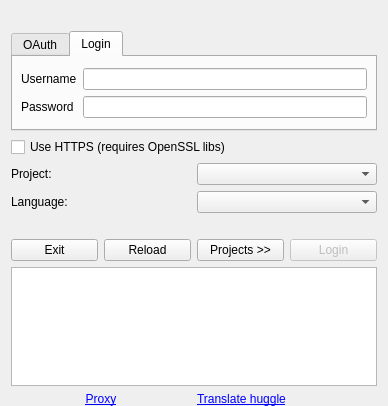
Qt form huggle/login.ui (huggle/huggle3-qt-lx) before a commit.
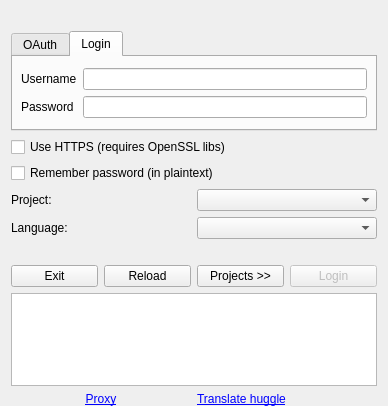
The same form after that commit. Icons and pictures are not drawn.

Commit message:
function to remember a password
it's not very secure, but it's not even in chrome or firefox, and yet
everyone likes it

```diff
--- a/huggle/login.ui
+++ b/huggle/login.ui
@@ -228,6 +228,16 @@
      </property>
     </widget>
    </item>
+   <item>
+    <widget class="QCheckBox" name="checkBox_2">
+     <property name="toolTip">
+      <string>&lt;html&gt;&lt;head/&gt;&lt;body&gt;&lt;p&gt;This option will store your password in a plaintext on your hard drive. Use it only if you are the only person with access to this computer.&lt;/p&gt;&lt;/body&gt;&lt;/html&gt;</string>
+     </property>
+     <property name="text">
+      <string>Remember password (in plaintext)</string>
+     </property>
+    </widget>
+   </item>
    <item>
     <layout class="QGridLayout" name="gridLayout_2">
      <item row="0" column="0">
```
The commit also changes 7 other files.
